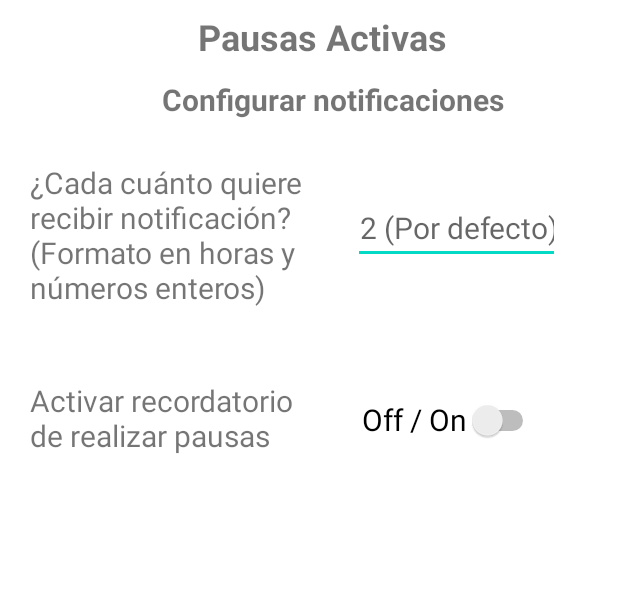
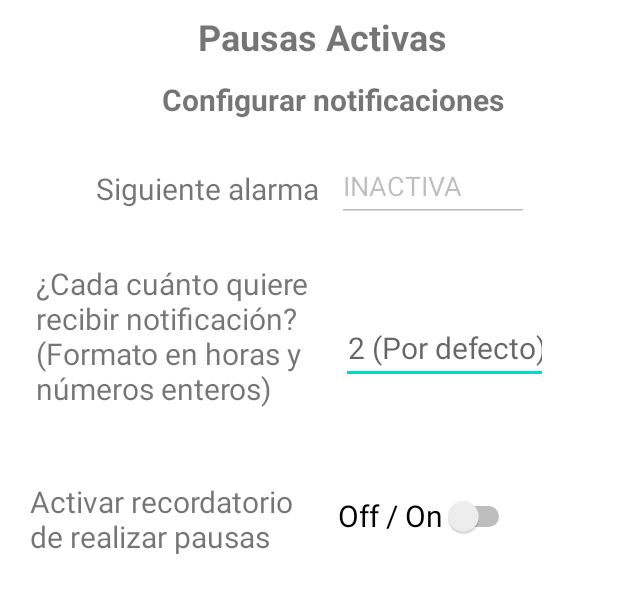
Before and after one commit to panicape/wellnescoin-android, an Android app: the fragment PausasStatusFragment shown on its own in the app's theme, on a phone screen of 412 x 824 dp, the part 339-953 px from its top. Run offline under Robolectric (Android 15) with nearby library versions, the phone set to English and light mode, and no system bars; 8 statements that could not run were skipped.

Commit message:
Se colocó un campo que muestra la siguiente alarma para recordar hacer las pausas activas. Si no hay ninguna activa muestra INACTIVA

```diff
--- a/app/src/main/java/com/panicape/wellnesscoin/ui/PausasStatusFragment.java
+++ b/app/src/main/java/com/panicape/wellnesscoin/ui/PausasStatusFragment.java
@@ -43,6 +43,8 @@ public class PausasStatusFragment extends Fragment {
 
     private Switch enableAlarm;
 
+    private EditText alarmView;
+
 
     // Constructor
 
@@ -65,6 +67,16 @@ public class PausasStatusFragment extends Fragment {
 
         enableAlarm = binding.psEnabeNotifications;
         intervalET = binding.alarmIntervalET;
+
+        alarmView = binding.alarmView;
+
+
+        String alarmStatus = checkAlarmStatus(root.getContext());
+        if (alarmStatus!=null) {
+            alarmView.setText(alarmStatus);
+        } else{
+            alarmView.setText("INACTIVE");
+        }
 
         enableAlarm.setOnCheckedChangeListener(new CompoundButton.OnCheckedChangeListener() {
             @Override
@@ -116,6 +128,10 @@ public class PausasStatusFragment extends Fragment {
                                         (hour) + ":" +
                                         calendar.get(Calendar.MINUTE),
                                 Toast.LENGTH_LONG).show();
+
+                        if (checkAlarmStatus(buttonView.getContext())!=null) {
+                            alarmView.setText(checkAlarmStatus(buttonView.getContext()));
+                        }
                     }
                 } else {
                     stopAlarm(buttonView.getContext());
@@ -163,8 +179,6 @@ public class PausasStatusFragment extends Fragment {
                 PendingIntent.FLAG_ONE_SHOT);
         alarmIntent.setData((Uri.parse("custom://" + calendar.getTimeInMillis())));
         alarmMgr.set(AlarmManager.RTC_WAKEUP, calendar.getTimeInMillis(), pendingIntent);
-//        alarmMgr.setInexactRepeating(AlarmManager.RTC_WAKEUP, calendar.getTimeInMillis(),
-//                AlarmManager.INTERVAL_DAY, pendingIntent);
     }
 
     public static void stopAlarm(Context context) {
@@ -175,4 +189,23 @@ public class PausasStatusFragment extends Fragment {
         alarmManager.cancel(pendingIntent);
     }
 
+    public String checkAlarmStatus(Context ctx) {
+        //checking if alarm is working with pendingIntent
+        Intent intent = new Intent(getActivity(), AlarmReceiver.class);//the same as up
+        intent.setAction(Context.ALARM_SERVICE);//the same as up
+
+        boolean isActive = (PendingIntent.getBroadcast(getActivity(), 1, intent,
+                PendingIntent.FLAG_NO_CREATE) != null);//just changed the flag
+        Log.d("PAUSA_STATUS_SCREEN. ALARM", "La alarma "
+                + (isActive ? "" : "NO") + " está activa");
+
+        if (isActive) {
+            if (alarmMgr.getNextAlarmClock() != null) {
+                return alarmMgr.getNextAlarmClock().toString();
+            }
+        }
+
+        return  "INACTIVA";
+    }
+
 }
--- a/app/src/main/res/layout/fragment_pausas_status.xml
+++ b/app/src/main/res/layout/fragment_pausas_status.xml
@@ -61,8 +61,8 @@
         android:id="@+id/ps_enabe_notifications"
         android:layout_width="wrap_content"
         android:layout_height="wrap_content"
-        android:layout_marginStart="40dp"
-        android:layout_marginTop="80dp"
+        android:layout_marginStart="24dp"
+        android:layout_marginTop="64dp"
         android:minHeight="48dp"
         android:text="Off / On"
         android:textSize="20sp"
@@ -73,24 +73,48 @@
         android:id="@+id/textView10"
         android:layout_width="191dp"
         android:layout_height="117dp"
-        android:layout_marginStart="4dp"
-        android:layout_marginTop="28dp"
+        android:layout_marginStart="8dp"
+        android:layout_marginTop="36dp"
         android:text="¿Cada cuánto quiere recibir notificación? (Formato en horas y números enteros)"
         android:textSize="20sp"
         app:layout_constraintStart_toStartOf="parent"
-        app:layout_constraintTop_toBottomOf="@+id/title2_PS" />
+        app:layout_constraintTop_toBottomOf="@+id/textView3" />
 
     <EditText
         android:id="@+id/alarmIntervalET"
         android:layout_width="138dp"
         android:layout_height="48dp"
-        android:layout_marginStart="24dp"
-        android:layout_marginTop="48dp"
+        android:layout_marginStart="12dp"
+        android:layout_marginTop="60dp"
         android:ems="10"
         android:hint="2 (Por defecto)"
         android:inputType="number"
         android:textAlignment="center"
         android:textSize="20sp"
         app:layout_constraintStart_toEndOf="@+id/textView10"
+        app:layout_constraintTop_toBottomOf="@+id/alarmView" />
+
+    <TextView
+        android:id="@+id/textView3"
+        android:layout_width="wrap_content"
+        android:layout_height="wrap_content"
+        android:layout_marginStart="48dp"
+        android:layout_marginTop="32dp"
+        android:text="Siguiente alarma"
+        android:textSize="20sp"
+        app:layout_constraintStart_toStartOf="parent"
+        app:layout_constraintTop_toBottomOf="@+id/title2_PS" />
+
+    <EditText
+        android:id="@+id/alarmView"
+        android:layout_width="128dp"
+        android:layout_height="48dp"
+        android:layout_marginStart="12dp"
+        android:layout_marginTop="20dp"
+        android:ems="10"
+        android:enabled="false"
+        android:hint="Ejemplo: 10:00"
+        android:inputType="textPersonName"
+        app:layout_constraintStart_toEndOf="@+id/textView3"
         app:layout_constraintTop_toBottomOf="@+id/title2_PS" />
 </androidx.constraintlayout.widget.ConstraintLayout>
```
